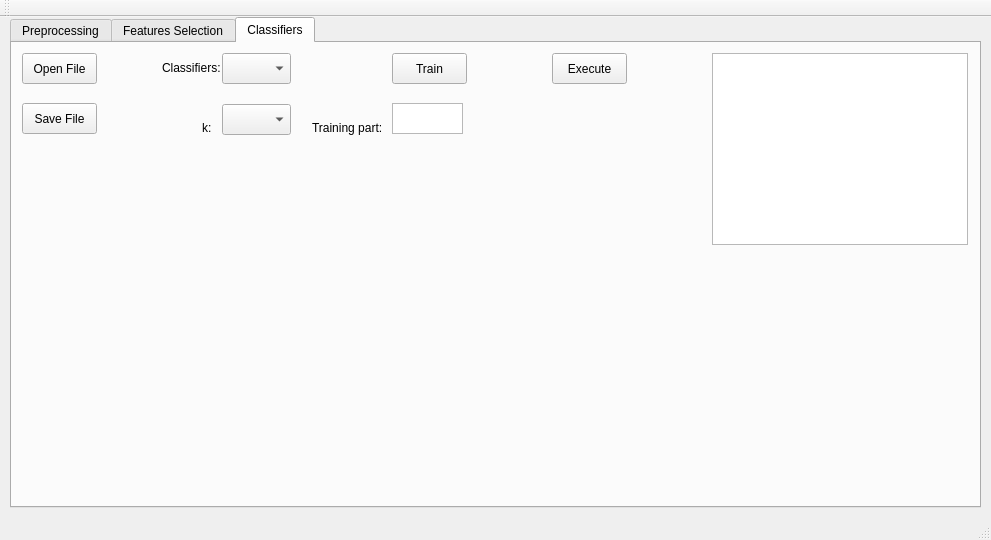
Above: mainwindow.ui from Flurrih/SMPDProj before the change. Below: the same form after it.
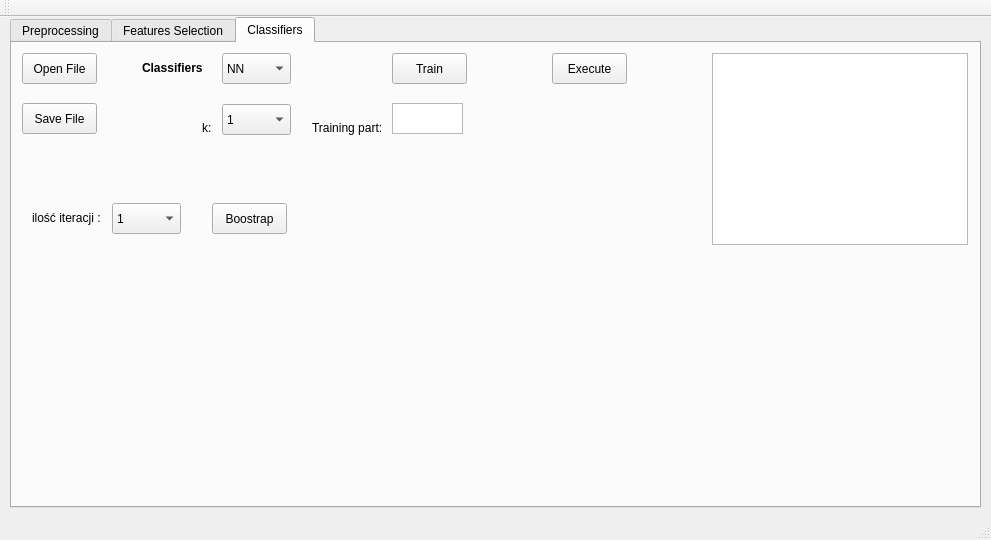
That is the form after the change. The open tabs and pages were chosen to show the change.

Commit message: klasyfikator NN do poprawy

Diff of the .ui file:
```diff
--- a/mainwindow.ui
+++ b/mainwindow.ui
@@ -215,6 +215,21 @@
         <height>31</height>
        </rect>
       </property>
+      <item>
+       <property name="text">
+        <string>1</string>
+       </property>
+      </item>
+      <item>
+       <property name="text">
+        <string>3</string>
+       </property>
+      </item>
+      <item>
+       <property name="text">
+        <string>5</string>
+       </property>
+      </item>
      </widget>
      <widget class="QLabel" name="ClabelK">
       <property name="geometry">
@@ -245,14 +260,14 @@
      <widget class="QLabel" name="ClabelClassifiers">
       <property name="geometry">
        <rect>
-        <x>150</x>
+        <x>130</x>
         <y>10</y>
-        <width>71</width>
+        <width>61</width>
         <height>31</height>
        </rect>
       </property>
       <property name="text">
-       <string>&lt;html&gt;&lt;head/&gt;&lt;body&gt;&lt;p&gt;&lt;span style=&quot; font-size:9pt;&quot;&gt;Classifiers:&lt;/span&gt;&lt;/p&gt;&lt;/body&gt;&lt;/html&gt;</string>
+       <string>&lt;html&gt;&lt;head/&gt;&lt;body&gt;&lt;p&gt;&lt;span style=&quot; font-size:9pt; font-weight:600;&quot;&gt;Classifiers:&lt;/span&gt;&lt;/p&gt;&lt;/body&gt;&lt;/html&gt;</string>
       </property>
      </widget>
      <widget class="QComboBox" name="CcomboBoxClassifiers">
@@ -264,6 +279,21 @@
         <height>31</height>
        </rect>
       </property>
+      <item>
+       <property name="text">
+        <string>NN</string>
+       </property>
+      </item>
+      <item>
+       <property name="text">
+        <string>KNN</string>
+       </property>
+      </item>
+      <item>
+       <property name="text">
+        <string>NM</string>
+       </property>
+      </item>
      </widget>
      <widget class="QPlainTextEdit" name="CplainTextEditTrainingPart">
       <property name="geometry">
@@ -311,6 +341,60 @@
        </rect>
       </property>
      </widget>
+     <widget class="QPushButton" name="CpushButtonBoostrap">
+      <property name="geometry">
+       <rect>
+        <x>200</x>
+        <y>160</y>
+        <width>75</width>
+        <height>31</height>
+       </rect>
+      </property>
+      <property name="text">
+       <string>Boostrap</string>
+      </property>
+     </widget>
+     <widget class="QComboBox" name="ComboBoxBoostrapK">
+      <property name="geometry">
+       <rect>
+        <x>100</x>
+        <y>160</y>
+        <width>69</width>
+        <height>31</height>
+       </rect>
+      </property>
+      <property name="currentText">
+       <string>1</string>
+      </property>
+      <item>
+       <property name="text">
+        <string>1</string>
+       </property>
+      </item>
+      <item>
+       <property name="text">
+        <string>2</string>
+       </property>
+      </item>
+      <item>
+       <property name="text">
+        <string>3</string>
+       </property>
+      </item>
+     </widget>
+     <widget class="QLabel" name="ClabelTraningPart_2">
+      <property name="geometry">
+       <rect>
+        <x>20</x>
+        <y>160</y>
+        <width>81</width>
+        <height>31</height>
+       </rect>
+      </property>
+      <property name="text">
+       <string>&lt;html&gt;&lt;head/&gt;&lt;body&gt;&lt;p&gt;&lt;span style=&quot; font-size:9pt;&quot;&gt;ilość iteracji :&lt;/span&gt;&lt;/p&gt;&lt;/body&gt;&lt;/html&gt;</string>
+      </property>
+     </widget>
     </widget>
    </widget>
   </widget>
```
Left out of the diff: 2 changed lines with no effect on the pictures. The commit also changes 2 other files.
